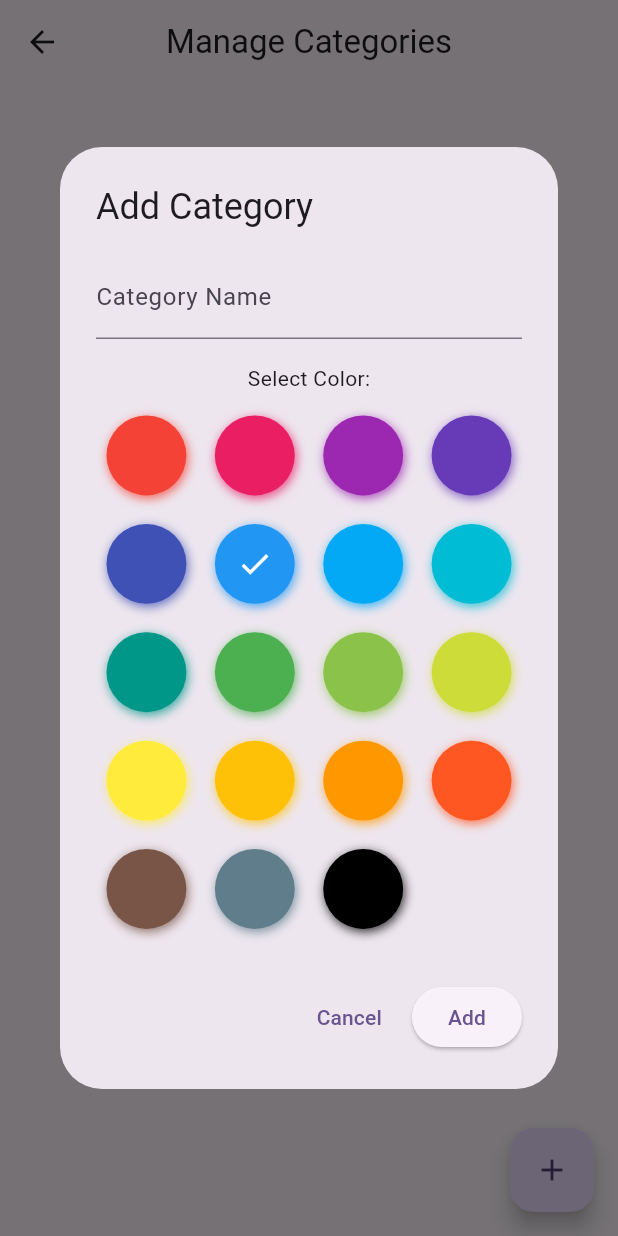
After one commit to mraj555/Taskflow, a Flutter app: the CategoryManagementScreen screen opened directly, after a tap on the "add" icon, on a phone screen of 412 x 824 dp. The commit adds this screen. Run offline on Flutter 3.47's test engine with Material 3 defaults, Android fonts, the phone set to English and light mode, and no system bars; drawn by our look-alikes of flutter_colorpicker; our stand-ins replace flutter_animate, flutter_local_notifications, flutter_riverpod, sqflite, supabase_flutter, timezone; accounts and stored records are empty.

Commit message:
feat: implement task management features including add/edit task screen, category integration, and essential services

```diff
--- /dev/null
+++ b/lib/features/categories/screens/category_management_screen.dart
@@ -0,0 +1,111 @@
+import 'package:flutter/material.dart';
+import 'package:flutter_riverpod/flutter_riverpod.dart';
+import 'package:flutter_colorpicker/flutter_colorpicker.dart';
+import 'package:uuid/uuid.dart';
+import '../../../models/category.dart';
+import '../../../providers/category_provider.dart';
+
+class CategoryManagementScreen extends ConsumerStatefulWidget {
+  const CategoryManagementScreen({super.key});
+
+  @override
+  ConsumerState<CategoryManagementScreen> createState() => _CategoryManagementScreenState();
+}
+
+class _CategoryManagementScreenState extends ConsumerState<CategoryManagementScreen> {
+  void _showAddCategoryDialog() {
+    final nameController = TextEditingController();
+    Color selectedColor = Colors.blue;
+
+    showDialog(
+      context: context,
+      builder: (context) {
+        return AlertDialog(
+          title: const Text('Add Category'),
+          content: SingleChildScrollView(
+            child: Column(
+              mainAxisSize: MainAxisSize.min,
+              children: [
+                TextField(
+                  controller: nameController,
+                  decoration: const InputDecoration(labelText: 'Category Name'),
+                ),
+                const SizedBox(height: 16),
+                const Text('Select Color:'),
+                const SizedBox(height: 8),
+                BlockPicker(
+                  pickerColor: selectedColor,
+                  onColorChanged: (color) {
+                    selectedColor = color;
+                  },
+                ),
+              ],
+            ),
+          ),
+          actions: [
+            TextButton(
+              onPressed: () => Navigator.pop(context),
+              child: const Text('Cancel'),
+            ),
+            ElevatedButton(
+              onPressed: () {
+                if (nameController.text.trim().isNotEmpty) {
+                  final newCategory = TaskCategory(
+                    id: const Uuid().v4(),
+                    name: nameController.text.trim(),
+                    color: selectedColor.value,
+                  );
+                  ref.read(categoryProvider.notifier).addCategory(newCategory);
+                  Navigator.pop(context);
+                }
+              },
+              child: const Text('Add'),
+            ),
+          ],
+        );
+      },
+    );
+  }
+
+  @override
+  Widget build(BuildContext context) {
+    final categoryAsyncValue = ref.watch(categoryProvider);
+
+    return Scaffold(
+      appBar: AppBar(
+        title: const Text('Manage Categories'),
+      ),
+      body: categoryAsyncValue.when(
+        data: (categories) {
+          if (categories.isEmpty) {
+            return const Center(child: Text('No categories added.'));
+          }
+          return ListView.builder(
+            itemCount: categories.length,
+            itemBuilder: (context, index) {
+              final category = categories[index];
+              return ListTile(
+                leading: CircleAvatar(
+                  backgroundColor: Color(category.color),
+                ),
+                title: Text(category.name),
+                trailing: IconButton(
+                  icon: const Icon(Icons.delete, color: Colors.red),
+                  onPressed: () {
+                    ref.read(categoryProvider.notifier).deleteCategory(category.id);
+                  },
+                ),
+              );
+            },
+          );
+        },
+        loading: () => const Center(child: CircularProgressIndicator()),
+        error: (error, stack) => Center(child: Text('Error: $error')),
+      ),
+      floatingActionButton: FloatingActionButton(
+        onPressed: _showAddCategoryDialog,
+        child: const Icon(Icons.add),
+      ),
+    );
+  }
+}
--- a/pubspec.yaml
+++ b/pubspec.yaml
@@ -40,6 +40,11 @@ dependencies:
   intl: ^0.20.2
   uuid: ^4.5.3
   path: ^1.9.1
+  flutter_local_notifications: ^22.0.1
+  timezone: ^0.11.0
+  flutter_animate: ^4.5.2
+  flutter_colorpicker: ^1.1.0
+  supabase_flutter: ^2.15.0
 
 dev_dependencies:
   flutter_test:
```
Also changed, not shown: lib/core/services/notification_service.dart (added, +68 -0 lines), lib/core/services/sync_service.dart (added, +59 -0 lines), lib/features/tasks/screens/add_edit_task_screen.dart (+82 -6 lines), lib/features/tasks/screens/home_screen.dart (+26 -1 lines), lib/main.dart (+7 -1 lines), lib/providers/category_provider.dart (added, +41 -0 lines), lib/repositories/category_repository.dart (added, +29 -0 lines), lib/repositories/task_repository.dart (+44 -3 lines), pubspec.lock, 7 other files.
